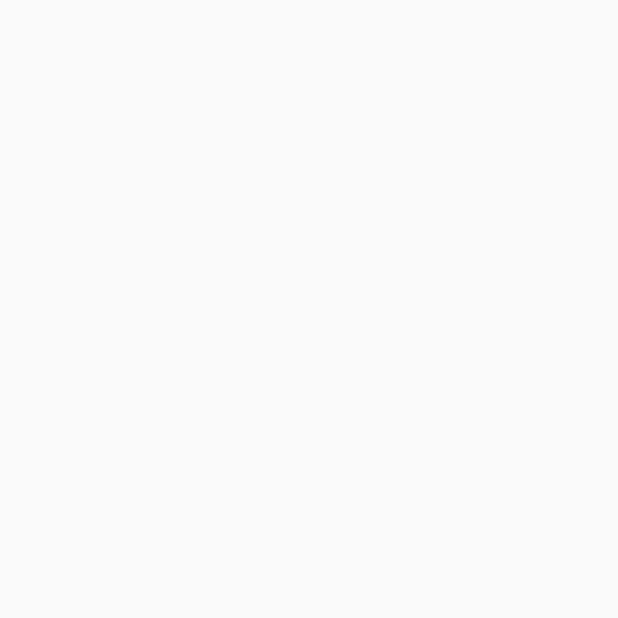
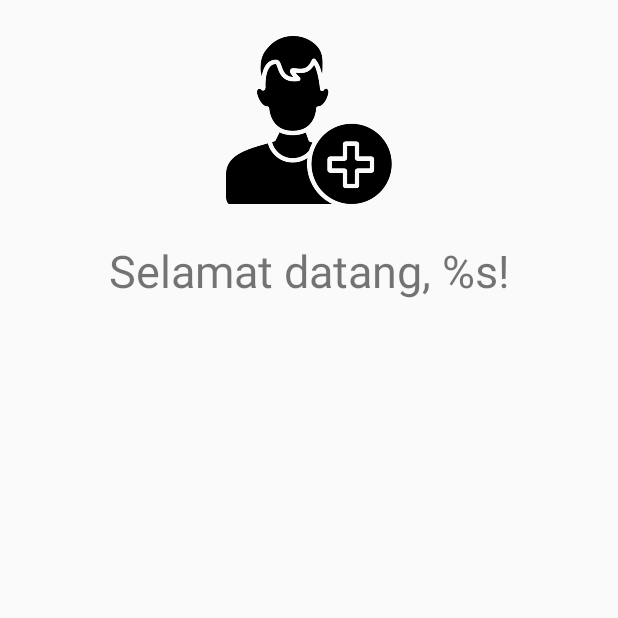
Before and after one commit to calvintd/KlinikKita, an Android app: the BerandaPasienActivity screen opened directly, with no data from a screen before it, on a phone screen of 412 x 824 dp, the top half of it. Before the commit the part shown is empty. Run offline under Robolectric (Android 15) with nearby library versions, the phone set to English and light mode, and no system bars.

Commit message:
Tambah ikon dan persiapan desain beranda

```diff
--- /dev/null
+++ b/app/src/main/res/drawable/pengaturan.xml
@@ -0,0 +1,4 @@
+<vector android:height="48dp" android:viewportHeight="24"
+    android:viewportWidth="24" android:width="48dp" xmlns:android="http://schemas.android.com/apk/res/android">
+    <path android:fillColor="#FF000000" android:pathData="M19.1,12.9a2.8,2.8 0,0 0,0.1 -0.9,2.8 2.8,0 0,0 -0.1,-0.9l2.1,-1.6a0.7,0.7 0,0 0,0.1 -0.6L19.4,5.5a0.7,0.7 0,0 0,-0.6 -0.2l-2.4,1a6.5,6.5 0,0 0,-1.6 -0.9l-0.4,-2.6a0.5,0.5 0,0 0,-0.5 -0.4H10.1a0.5,0.5 0,0 0,-0.5 0.4L9.3,5.4a5.6,5.6 0,0 0,-1.7 0.9l-2.4,-1a0.4,0.4 0,0 0,-0.5 0.2l-2,3.4c-0.1,0.2 0,0.4 0.2,0.6l2,1.6a2.8,2.8 0,0 0,-0.1 0.9,2.8 2.8,0 0,0 0.1,0.9L2.8,14.5a0.7,0.7 0,0 0,-0.1 0.6l1.9,3.4a0.7,0.7 0,0 0,0.6 0.2l2.4,-1a6.5,6.5 0,0 0,1.6 0.9l0.4,2.6a0.5,0.5 0,0 0,0.5 0.4h3.8a0.5,0.5 0,0 0,0.5 -0.4l0.3,-2.6a5.6,5.6 0,0 0,1.7 -0.9l2.4,1a0.4,0.4 0,0 0,0.5 -0.2l2,-3.4c0.1,-0.2 0,-0.4 -0.2,-0.6ZM12,15.6A3.6,3.6 0,1 1,15.6 12,3.6 3.6,0 0,1 12,15.6Z"/>
+</vector>
--- a/app/src/main/res/layout/activity_beranda_pasien.xml
+++ b/app/src/main/res/layout/activity_beranda_pasien.xml
@@ -6,4 +6,29 @@
     android:layout_height="match_parent"
     tools:context=".activity.beranda.BerandaPasienActivity">
 
+    <ImageView
+        android:id="@+id/imgBerandaPasien"
+        android:layout_width="128dp"
+        android:layout_height="128dp"
+        android:layout_marginStart="32dp"
+        android:layout_marginTop="16dp"
+        android:layout_marginEnd="32dp"
+        android:src="@drawable/pasien"
+        app:layout_constraintEnd_toEndOf="parent"
+        app:layout_constraintStart_toStartOf="parent"
+        app:layout_constraintTop_toTopOf="parent" />
+
+    <TextView
+        android:id="@+id/txtSelamatDatangPasien"
+        android:layout_width="wrap_content"
+        android:layout_height="wrap_content"
+        android:layout_marginStart="32dp"
+        android:layout_marginTop="16dp"
+        android:layout_marginEnd="32dp"
+        android:text="@string/home_greeting"
+        android:textSize="30sp"
+        app:layout_constraintEnd_toEndOf="parent"
+        app:layout_constraintStart_toStartOf="parent"
+        app:layout_constraintTop_toBottomOf="@+id/imgBerandaPasien" />
+
 </androidx.constraintlayout.widget.ConstraintLayout>
```
Also changed, not shown: app/src/main/res/drawable/hapus.xml (added, +9 -0 lines), app/src/main/res/values/strings.xml (+17 -0 lines), app/src/main/res/drawable/keluar.png (added), app/src/main/res/drawable/klinik_dokter.png (added), app/src/main/res/drawable/klinik_rekam.png (added), app/src/main/res/drawable/pasien_pemeriksaan.png (added), app/src/main/res/drawable/pasien_rekam.png (added).
